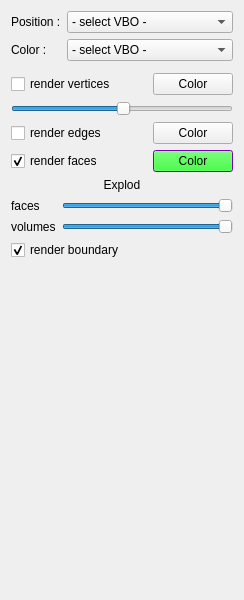
Qt form schnapps/plugins/volume_render/volume_render.ui (cgogn/SCHNApps) before a commit.
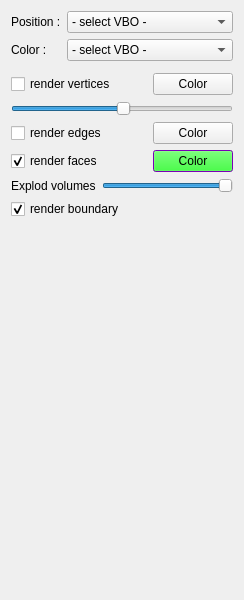
The same form after that commit.

Commit message: plugin Volume Render.

```diff
--- a/schnapps/plugins/volume_render/volume_render.ui
+++ b/schnapps/plugins/volume_render/volume_render.ui
@@ -345,19 +345,19 @@
     </spacer>
    </item>
    <item row="8" column="0" colspan="2">
-    <layout class="QGridLayout" name="gridLayout_3" rowminimumheight="0,0,0">
+    <layout class="QGridLayout" name="gridLayout_3">
      <property name="topMargin">
       <number>0</number>
      </property>
-     <item row="1" column="0">
+     <item row="0" column="0">
       <widget class="QLabel" name="label_3">
        <property name="text">
-        <string>faces</string>
+        <string>Explod volumes</string>
        </property>
       </widget>
      </item>
-     <item row="1" column="1">
-      <widget class="QSlider" name="sliderExplodeFaces">
+     <item row="0" column="1">
+      <widget class="QSlider" name="sliderExplodeVolumes">
        <property name="sizePolicy">
         <sizepolicy hsizetype="Expanding" vsizetype="Fixed">
          <horstretch>0</horstretch>
@@ -375,36 +375,6 @@
        </property>
       </widget>
      </item>
-     <item row="2" column="0">
-      <widget class="QLabel" name="label_5">
-       <property name="text">
-        <string>volumes</string>
-       </property>
-      </widget>
-     </item>
-     <item row="2" column="1">
-      <widget class="QSlider" name="sliderExplodeVolumes">
-       <property name="maximum">
-        <number>100</number>
-       </property>
-       <property name="value">
-        <number>100</number>
-       </property>
-       <property name="orientation">
-        <enum>Qt::Horizontal</enum>
-       </property>
-      </widget>
-     </item>
-     <item row="0" column="0" colspan="2">
-      <widget class="QLabel" name="label">
-       <property name="text">
-        <string>Explod</string>
-       </property>
-       <property name="alignment">
-        <set>Qt::AlignCenter</set>
-       </property>
-      </widget>
-     </item>
     </layout>
    </item>
   </layout>
```
The commit also changes 4 other files.
